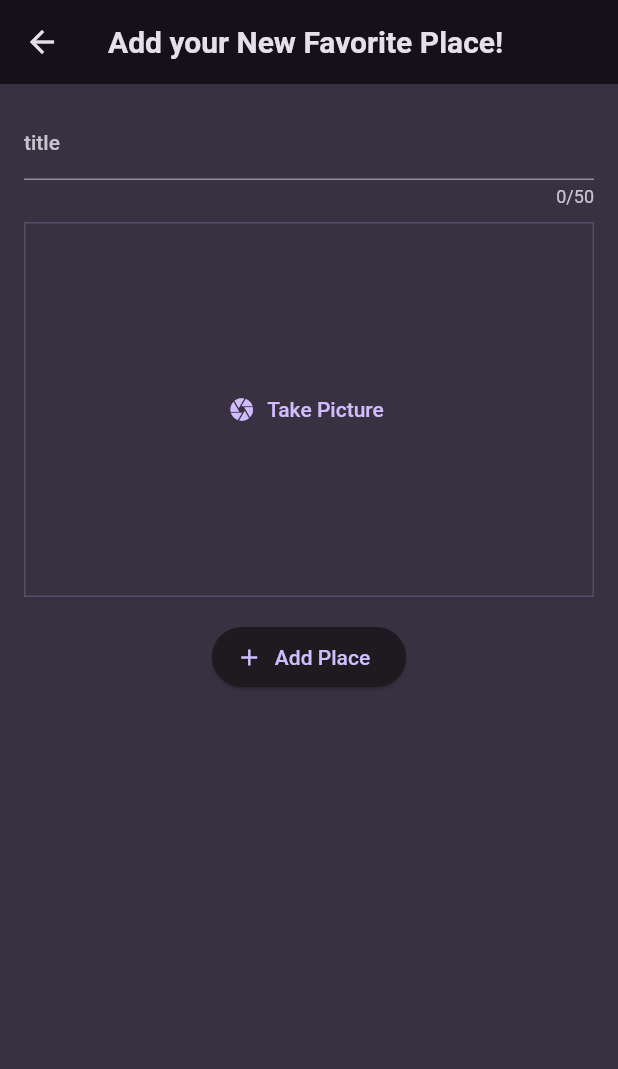
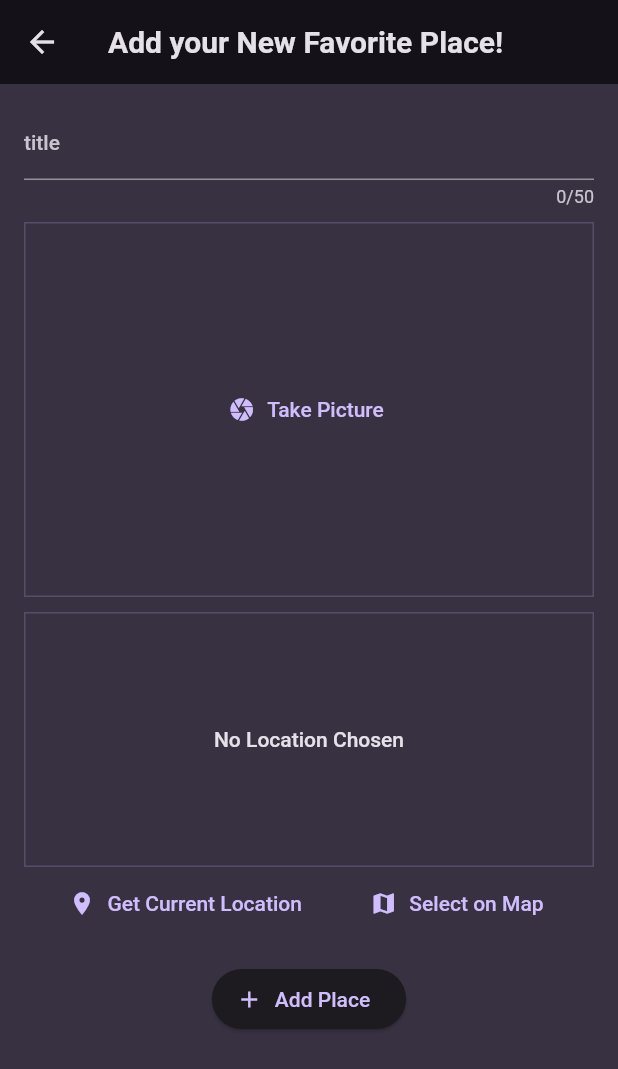
Before and after one commit to DelgaMatt/Favorite-Places, a Flutter app: the AddPlaceScreen screen opened directly, on a phone screen of 412 x 824 dp. Shown: the top 1069 px of the screen. Run offline on Flutter 3.47's test engine with Material 2 defaults, Android fonts, the phone set to English and light mode, and no system bars; our stand-ins replace flutter_riverpod, google_fonts, image_picker, location.

Commit message:
added the location package, conditionally rendering ui

```diff
--- a/lib/screens/add_places_screen.dart
+++ b/lib/screens/add_places_screen.dart
@@ -5,6 +5,7 @@ import 'package:flutter_riverpod/flutter_riverpod.dart';
 
 import 'package:places/providers/user_places.dart';
 import 'package:places/widgets/image_input.dart';
+import 'package:places/widgets/location_input.dart';
 
 // ConsumerState and Notifiers are properties given to us by Riverpod
 // The ref object is made availabel to user through the consumer state
@@ -63,6 +64,8 @@ class _AddPlaceScreenState extends ConsumerState<AddPlaceScreen> {
                 _selectedImage = image;
               },
             ),
+            const SizedBox(height: 10,),
+            const LocationInput(),
             const SizedBox(height: 16),
             ElevatedButton.icon(
                 onPressed: _savePlace,
--- /dev/null
+++ b/lib/widgets/location_input.dart
@@ -0,0 +1,102 @@
+import 'package:flutter/material.dart';
+import 'package:location/location.dart';
+
+class LocationInput extends StatefulWidget {
+  const LocationInput({super.key});
+
+  @override
+  State<LocationInput> createState() {
+    return _LocationInputState();
+  }
+}
+
+class _LocationInputState extends State<LocationInput> {
+  Location? _pickedLocation;
+  var _isGettingLocation = false;
+
+  void _getCurrentLocation() async {
+    Location location = Location();
+
+    bool serviceEnabled;
+    PermissionStatus permissionGranted;
+    LocationData locationData;
+
+    serviceEnabled = await location.serviceEnabled();
+    if (!serviceEnabled) {
+      serviceEnabled = await location.requestService();
+      if (!serviceEnabled) {
+        return;
+      }
+    }
+
+    permissionGranted = await location.hasPermission();
+    if (permissionGranted == PermissionStatus.denied) {
+      permissionGranted = await location.requestPermission();
+      if (permissionGranted != PermissionStatus.granted) {
+        return;
+      }
+    }
+
+    setState(() {
+      _isGettingLocation = true;
+    });
+
+    locationData = await location.getLocation();
+
+     setState(() {
+      _isGettingLocation = false;
+    });
+
+    print(locationData.latitude);
+    print(locationData.longitude);
+  }
+
+  @override
+  Widget build(BuildContext context) {
+    Widget previewContent = Text(
+            'No Location Chosen',
+            textAlign: TextAlign.center,
+            style: Theme.of(context)
+                .textTheme
+                .bodyLarge!
+                .copyWith(color: Theme.of(context).colorScheme.onBackground),
+          );
+
+    if (_isGettingLocation) {
+      previewContent = const CircularProgressIndicator();
+    }
+
+    return Column(
+      children: [
+        Container(
+          height: 170,
+          width: double.infinity,
+          alignment: Alignment.center,
+          decoration: BoxDecoration(
+            border: Border.all(
+              width: 1,
+              color: Theme.of(context).colorScheme.primary.withOpacity(0.2),
+            ),
+          ),
+          child: previewContent,
+        ),
+        Row(
+          mainAxisAlignment: MainAxisAlignment.spaceEvenly,
+          children: [
+            TextButton.icon(
+              onPressed:
+                _getCurrentLocation,
+              icon: const Icon(Icons.location_on),
+              label: const Text('Get Current Location'),
+            ),
+            TextButton.icon(
+              onPressed: () {},
+              icon: const Icon(Icons.map),
+              label: const Text('Select on Map'),
+            )
+          ],
+        )
+      ],
+    );
+  }
+}
--- a/pubspec.yaml
+++ b/pubspec.yaml
@@ -39,6 +39,7 @@ dependencies:
   uuid: ^4.2.1
   flutter_riverpod: ^2.4.8
   image_picker: ^1.0.4
+  location: ^5.0.3
 
 
 dev_dependencies:
```
Also changed, not shown: pubspec.lock, 4 other files.
